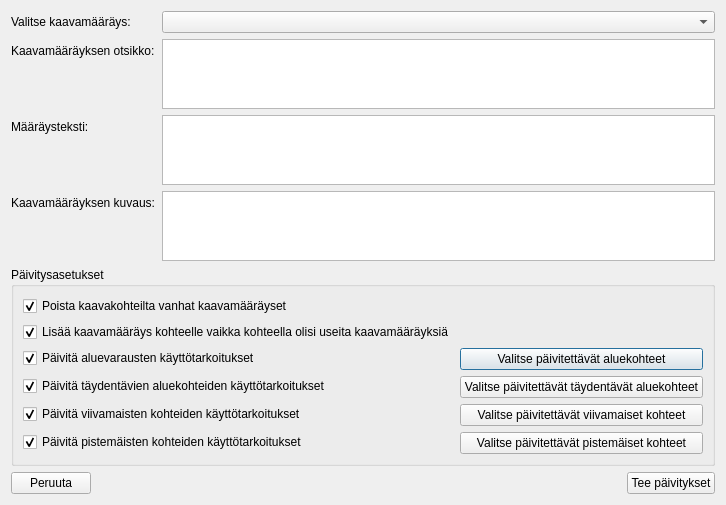
The window that yleiskaava_dialog_update_regulation_of_group.ui (ernoma/yleiskaava) describes before a commit, drawn with Qt 5.
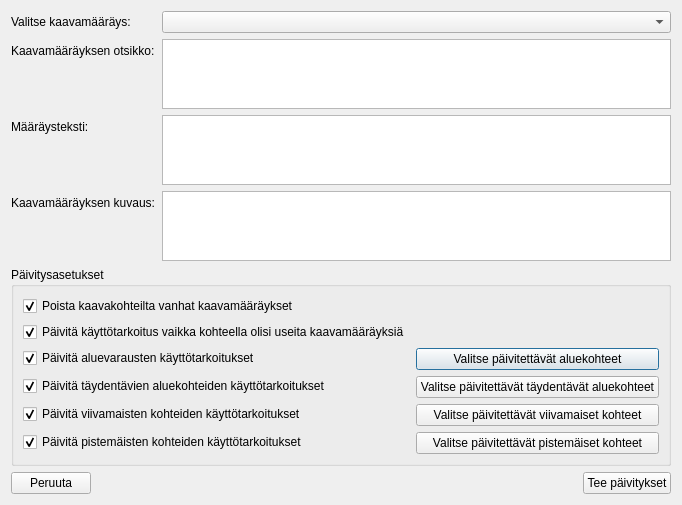
The same window after the commit.

```diff
--- a/yleiskaava_dialog_update_regulation_of_group.ui
+++ b/yleiskaava_dialog_update_regulation_of_group.ui
@@ -7,7 +7,7 @@
     <x>0</x>
     <y>0</y>
     <width>482</width>
-    <height>357</height>
+    <height>393</height>
    </rect>
   </property>
   <property name="windowTitle">
@@ -139,7 +139,7 @@
           <item row="0" column="0">
            <widget class="QCheckBox" name="checkBoxRemoveOldRegulationsFromSpatialFeatures">
             <property name="text">
-             <string>Poista kaavakohteilta vanhat kaavamääräyset</string>
+             <string>Poista kaavakohteilta vanhat kaavamääräykset</string>
             </property>
             <property name="checked">
              <bool>true</bool>
@@ -149,7 +149,7 @@
           <item row="1" column="0">
            <widget class="QCheckBox" name="checkBoxAddRegulationEvenIfSpatialFeatureHasMultipleRegulations">
             <property name="text">
-             <string>Lisää kaavamääräys kohteelle vaikka kohteella olisi useita kaavamääräyksiä</string>
+             <string>Päivitä käyttötarkoitus vaikka kohteella olisi useita kaavamääräyksiä</string>
             </property>
             <property name="checked">
              <bool>true</bool>
```
Left out of the diff: 2 changed lines with no effect on the pictures.
